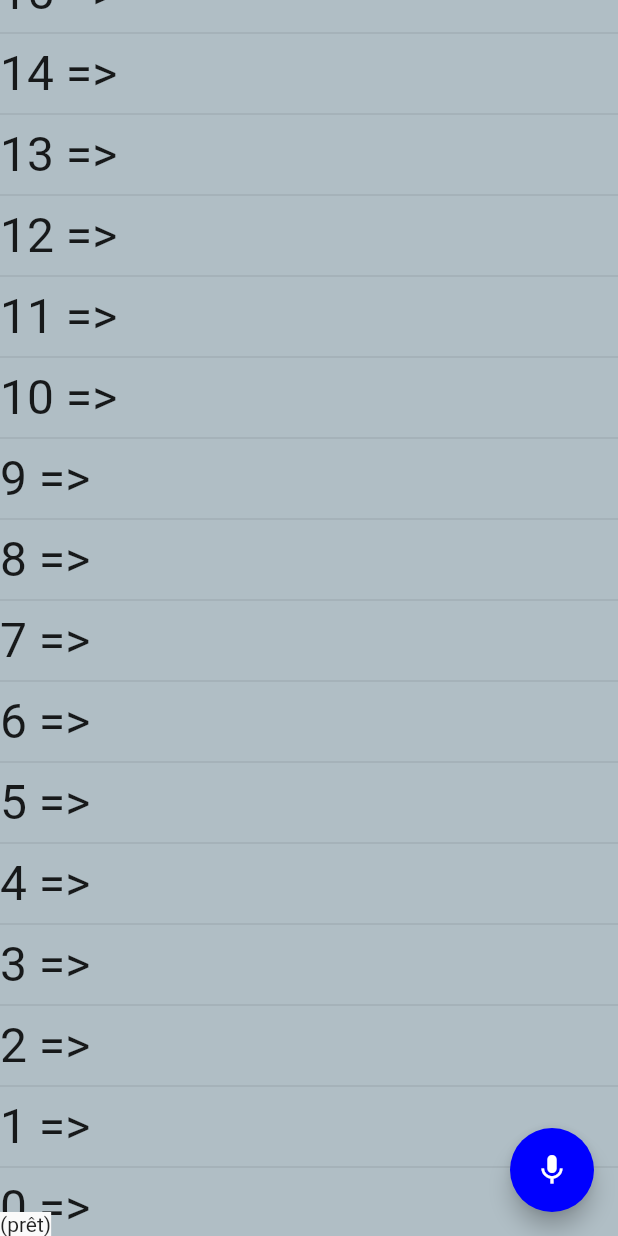
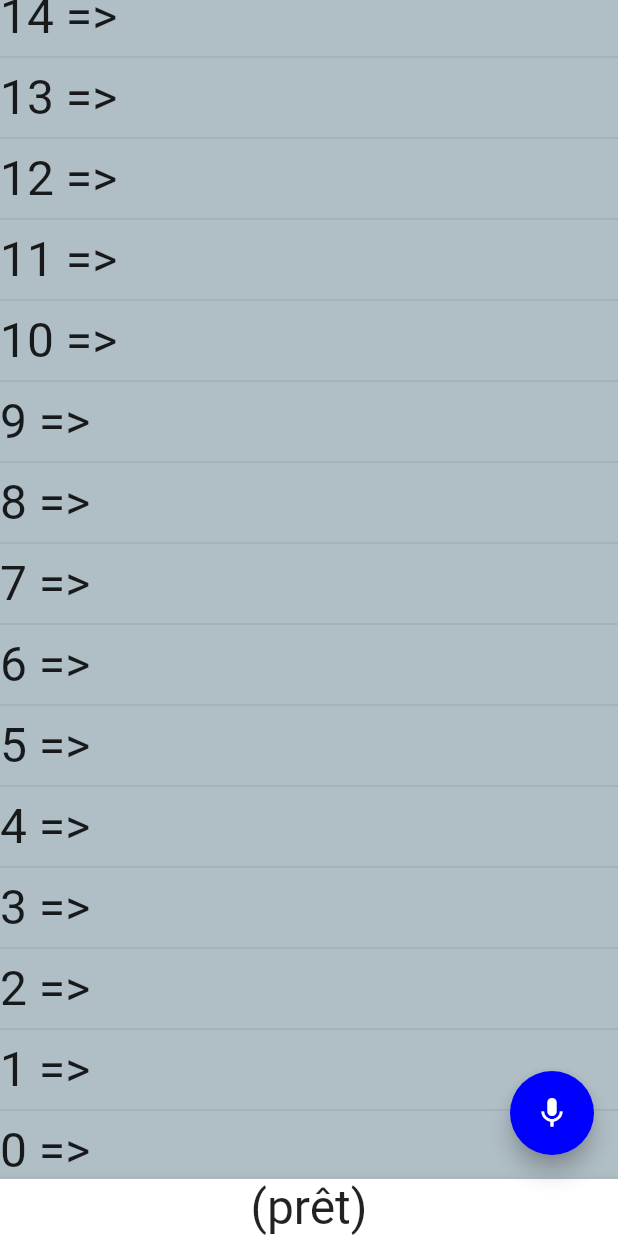
Before and after one commit to Yoric/mathematrick, a Flutter app: the screen it shows after launch, on a phone screen of 412 x 824 dp. Run offline on Flutter 3.47's test engine with Material 2 defaults, Android fonts, the phone set to English and light mode, and no system bars; our stand-ins replace speech_to_text.

```diff
--- a/lib/main.dart
+++ b/lib/main.dart
@@ -113,17 +113,8 @@ class _StackPageState extends State<StackPage> {
 
   @override
   Widget build(BuildContext context) {
-    // This method is rerun every time setState is called, for instance as done
-    // by the _incrementCounter method above.
-    //
-    // The Flutter framework has been optimized to make rerunning build methods
-    // fast, so that you can just rebuild anything that needs updating rather
-    // than having to individually change instances of widgets.
     return Scaffold(
-      body:
-          // Center is a layout widget. It takes a single child and positions it
-          // in the middle of the parent.
-          ListView.separated(
+      body: ListView.separated(
         reverse: true,
         itemCount: 128, // FIXME: This should be an argument.
         itemBuilder: (_ctx, index) {
@@ -152,7 +143,11 @@ class _StackPageState extends State<StackPage> {
               ? const Icon(Icons.settings_voice)
               : const Icon(Icons.mic),
           onPressed: onMic),
-          bottomSheet: Text(_status),
+      // Abusing the bottom bar to provide feedback on voice recognition.
+      bottomNavigationBar: BottomAppBar(child: Text(_status,
+        textAlign: TextAlign.center,
+        style: textStyle,
+      )),
     );
   }
 }
```
Also changed, not shown: 1 other file.
